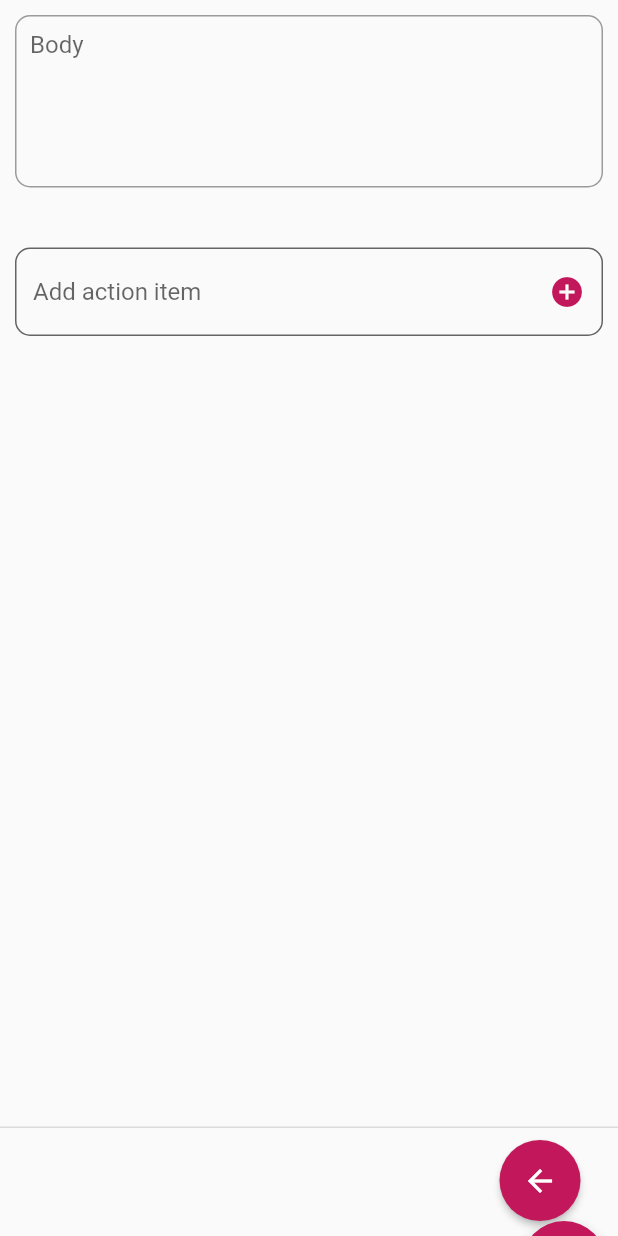
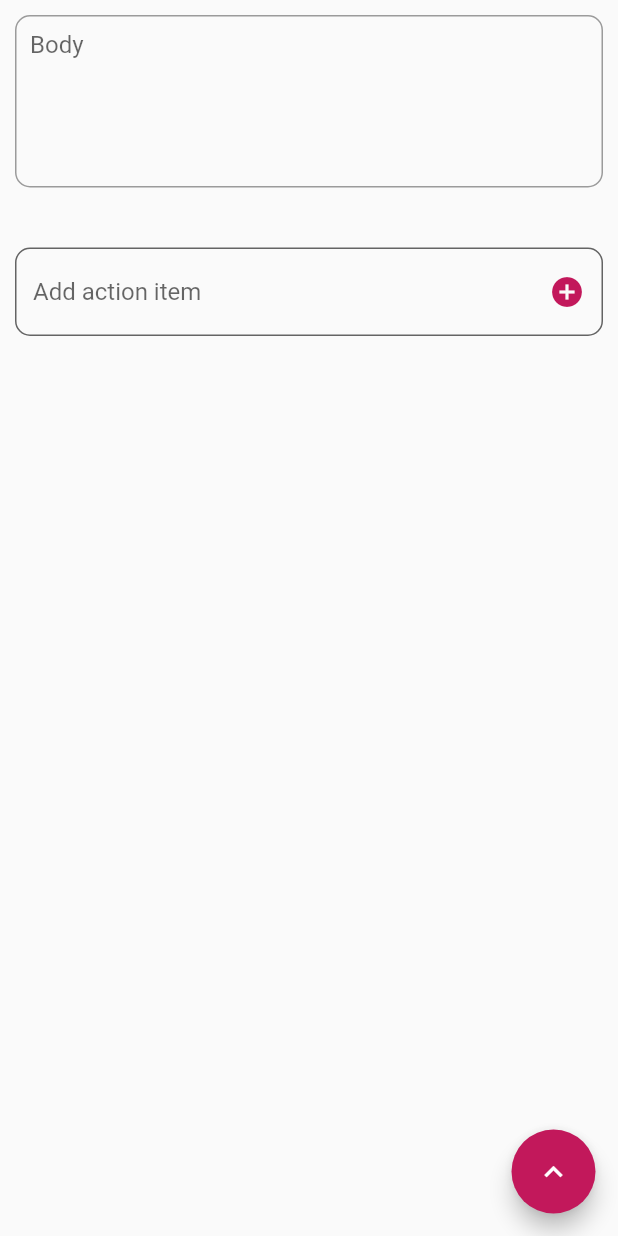
Before and after one commit to Olovan/PastMe, a Flutter app: the screen it shows after launch, after a tap on the "add" icon, on a phone screen of 412 x 824 dp. Run offline on Flutter 3.47's test engine with Material 2 defaults, Android fonts, the phone set to English and light mode, and no system bars; our stand-ins replace get_it, sqflite; accounts and stored records are empty; statements that could not run were skipped.

```diff
--- /dev/null
+++ b/lib/components/circle-raised-button.dart
@@ -0,0 +1,27 @@
+import 'package:flutter/material.dart';
+import 'package:flutter/widgets.dart';
+
+class CircleRaisedButton extends StatelessWidget {
+  final Widget child;
+  final Function onPressed;
+  final double padding;
+
+  CircleRaisedButton({this.child, this.onPressed, this.padding = 16});
+
+  @override
+  Widget build(context) {
+    return Container(
+      margin: EdgeInsets.symmetric(horizontal: 0),
+      width: padding * 2 + IconTheme.of(context).size,
+      child: RaisedButton(
+        shape: CircleBorder(),
+        elevation: 6, // Same elevation as FloatingActionButton default
+        color: Theme.of(context).colorScheme.secondary,
+        textColor: Theme.of(context).colorScheme.onSecondary,
+        child: child,
+        padding: EdgeInsets.all(padding),
+        onPressed: onPressed,
+      ),
+    );
+  }
+}
--- a/lib/components/speed-dial.dart
+++ b/lib/components/speed-dial.dart
@@ -1,24 +1,115 @@
+import 'package:flutter/material.dart';
+import 'package:flutter/widgets.dart';
+import 'package:past_me/components/circle-raised-button.dart';
 
-import 'package:flutter/widgets.dart';
-
-class SpeedDial extends StatefulWidget{
+class SpeedDial extends StatefulWidget {
   final List<Widget> expandedChildren;
+  final Widget child;
+  final double spacing;
 
   @override
   _SpeedDialState createState() => _SpeedDialState();
 
-  SpeedDial(this.expandedChildren);
+  SpeedDial(
+      {this.expandedChildren,
+      this.spacing = 60,
+      this.child = const SizedBox()});
 }
 
-class _SpeedDialState extends State<SpeedDial> {
+class _SpeedDialState extends State<SpeedDial>
+    with SingleTickerProviderStateMixin {
   bool expanded = false;
+  final double itemSpacing = 60;
+  final EdgeInsets buttonMargins = EdgeInsets.only(bottom: 15, right: 15);
+  final double backgroundOpacity = 0.7;
+  final Color backgroundColor = Colors.white;
+
+  AnimationController _controller;
+  Animation<double> _animation;
+  final Duration animationDuration = Duration(milliseconds: 250);
+
+  @override
+  void initState() {
+    _controller = AnimationController(duration: animationDuration, vsync: this);
+    _animation = Tween<double>(begin: 0, end: 1)
+        .animate(CurvedAnimation(parent: _controller, curve: Curves.easeIn))
+          ..addListener(
+              // Force the StatefulWidget to update as the animation plays
+              () => setState(() {}));
+    super.initState();
+  }
 
   @override
   Widget build(BuildContext context) {
-    return null;
+    return buildIcons(Icons.keyboard_arrow_up);
   }
 
-  Widget expandedRow() {
-    return null;
+  Widget buildIcons(IconData toggleIcon) {
+    List<Widget> buttons = List<Widget>.from(widget.expandedChildren)
+        .reversed // Reverse because positioning goes bottom - up
+        .toList()
+        .asMap() // Use a map so we can use index in mapping function
+        .map((i, w) => MapEntry<int, Widget>(
+            i,
+            Positioned(
+              child: addOpacityAnimation(w),
+              bottom: (i + 1) * itemSpacing * _animation.value +
+                  buttonMargins.bottom,
+              right: buttonMargins.right,
+            )))
+        .values
+        .toList();
+
+    // Background needs to be first so it's under all the buttons
+    buttons.insert(0, buildBackground());
+
+    // Child is behind background
+    buttons.insert(0, widget.child);
+
+    // We want to add it last so it is on top of all other widgets
+    buttons.add(Positioned(
+        child: buildToggleButton(toggleIcon),
+        bottom: buttonMargins.bottom,
+        right: buttonMargins.right));
+
+    return Stack(
+      fit: StackFit.expand,
+      children: buttons,
+    );
+  }
+
+  Widget buildToggleButton(IconData icon) {
+    return RotationTransition(
+        turns: Tween<double>(begin: 0, end: 0.5).animate(_controller),
+        child: CircleRaisedButton(onPressed: toggleExpand, child: Icon(icon)));
+  }
+
+  Widget addSizeAnimation(Widget base) {
+    return SizeTransition(child: base, sizeFactor: _animation);
+  }
+
+  Widget addOpacityAnimation(Widget base) {
+    return Opacity(opacity: _animation.value, child: base);
+  }
+
+  Widget buildBackground() {
+    Widget background = GestureDetector(
+        onTap: toggleExpand,
+        child: Container(
+          color:
+              backgroundColor.withOpacity(backgroundOpacity * _animation.value),
+        ));
+    if (!expanded) {
+      background =
+          IgnorePointer(child: background); // Ignore touches when minimized
+    }
+    return background;
+  }
+
+  void toggleExpand() {
+    setState(() {
+      this.expanded = !this.expanded;
+    });
+    this.expanded == true ? _controller.forward() : _controller.reverse();
   }
 }
--- a/lib/locator.dart
+++ b/lib/locator.dart
@@ -5,14 +5,16 @@ import 'package:past_me/services/action_item_sql_repository.dart';
 import 'package:past_me/services/note_repository.dart';
 import 'package:past_me/services/note_service.dart';
 import 'package:past_me/services/note_sql_repository.dart';
+import 'package:sqflite/sqflite.dart';
 
 import 'services/db_provider.dart';
 
 final locator = GetIt.instance;
 
 void setupLocator() {
-  locator.registerLazySingleton(() => DBProvider());
+  //locator.registerLazySingleton(() => DBProvider());
   locator.registerLazySingleton<NoteRepository>(() => NoteSqlRepository());
   locator.registerLazySingleton<ActionItemRepository>(() => ActionItemSqlRepository());
   locator.registerLazySingleton<NoteService>(() => NoteService());
+  locator.registerLazySingleton<Future<Database>>(() => DBProvider().db);
 }
--- a/lib/models/note.dart
+++ b/lib/models/note.dart
@@ -7,7 +7,7 @@ class Note {
   String body = "";
   List<NoteActionItem> actionItems = [];
 
-  Note({id, body, actionItems}) {
+  Note({int id, String body, List<NoteActionItem> actionItems}) {
     this.id = id;
     this.body = body ?? "";
     this.actionItems = actionItems ?? [];
@@ -18,6 +18,10 @@ class Note {
   @override
   String toString() {
     return "{ id: $id, body: $body, actionItems: [${_getActionItemsString()}] }";
+  }
+
+  bool operator == (other) {
+    return other is Note && other.toJson() == this.toJson();
   }
 
   static Note from(Note other) {
--- a/lib/pages/note-edit-page/note-edit-page.dart
+++ b/lib/pages/note-edit-page/note-edit-page.dart
@@ -1,6 +1,8 @@
 import 'package:flutter/cupertino.dart';
 import 'package:flutter/material.dart';
 import 'package:past_me/Events/note_event.dart';
+import 'package:past_me/components/circle-raised-button.dart';
+import 'package:past_me/components/speed-dial.dart';
 import 'package:past_me/locator.dart';
 import 'package:past_me/models/note.dart';
 import 'package:past_me/models/action_item.dart';
@@ -21,36 +23,17 @@ class NoteEditPage extends StatefulWidget {
 
 class _NoteEditPageState extends State<NoteEditPage> {
   String newActionItem = "";
-  TextEditingController _actionItemInputController =
-      new TextEditingController();
-  FocusNode _focusNode;
 
   _NoteEditPageState();
 
   final _formKey = GlobalKey<FormState>();
 
   @override
-  void initState() {
-    // Fix bug with invalid text selection upon clearing text via button
-    _focusNode = FocusNode();
-    super.initState();
-  }
-
-  @override
-  void dispose() {
-    _focusNode.dispose();
-    super.dispose();
-  }
-
-  @override
   Widget build(BuildContext context) {
     return Scaffold(
-        persistentFooterButtons: <Widget>[
-          buildBackButton(),
-          buildDeleteButton(),
-          buildSaveButton()
-        ],
-        body: SafeArea(
+        body: SpeedDial(
+            expandedChildren: buildSpeedDial(),
+            child: SafeArea(
               child: Form(
                 key: _formKey,
                 child: SingleChildScrollView(
@@ -72,7 +55,7 @@ class _NoteEditPageState extends State<NoteEditPage> {
                   ),
                 ),
               ),
-        ));
+            )));
   }
 
   String notNullOrEmptyValidator(String value) {
@@ -80,42 +63,6 @@ class _NoteEditPageState extends State<NoteEditPage> {
       return "Cannot be empty";
     }
     return null;
-  }
-
-  Widget buildBackButton() {
-    var theme = Theme.of(context);
-    return RaisedButton(
-      child: Padding(
-        padding: const EdgeInsets.all(15.0),
-        child: Icon(Icons.arrow_back, color: theme.colorScheme.onSecondary),
-      ),
-      color: theme.colorScheme.secondary,
-      shape: CircleBorder(),
-      onPressed: () {
-        Navigator.of(context).pop();
-      },
-    );
-  }
-
-  Widget buildDeleteButton() {
-    var theme = Theme.of(context);
-    return widget.note.id == null
-        ? Container(
-            height: 0,
-          )
-        : RaisedButton(
-            child: Padding(
-              padding: const EdgeInsets.all(15.0),
-              child: Icon(Icons.delete, color: theme.colorScheme.onSecondary),
-            ),
-            color: theme.colorScheme.secondary,
-            shape: CircleBorder(),
-            onPressed: () {
-              locator<NoteService>()
-                  .processEvent(NoteDeletedEvent(widget.note));
-              Navigator.of(context).pop();
-            },
-          );
   }
 
   Widget buildBodyField() {
@@ -142,10 +89,6 @@ class _NoteEditPageState extends State<NoteEditPage> {
     );
   }
 
-  String bodyFieldValidator(String value) {
-    return null; // Everything accepted for now
-  }
-
   Widget buildActionItems() {
     var actionItems = <Widget>[];
     for (int i = 0; i < widget.note?.actionItems?.length ?? 0; i++) {
@@ -159,7 +102,8 @@ class _NoteEditPageState extends State<NoteEditPage> {
 
   Widget buildActionItemTile(context, i) {
     var actionItem = widget.note.actionItems[i];
-    return ListTile(
+    return Dismissible(
+      child: ListTile(
           leading: Checkbox(
             value: actionItem.done,
             onChanged: (bool value) {
@@ -167,11 +111,31 @@ class _NoteEditPageState extends State<NoteEditPage> {
               setState(() {});
             },
           ),
-        title: Text("${widget.note.actionItems[i].description}"));
+          title: Text("${widget.note.actionItems[i].description}")),
+      key: Key(actionItem.id.toString()),
+      onDismissed: (direction) {
+        widget.note.actionItems.remove(actionItem);
+      },
+      background: Container(color: Colors.red, child: Icon(Icons.delete)),
+    );
+  }
+
+  List<Widget> buildSpeedDial() {
+    if (widget.note.id != null)
+      return [
+        buildBackButton(),
+        buildDeleteButton(),
+        buildSaveButton(),
+      ];
+    else
+      return [
+        buildBackButton(),
+        buildSaveButton(),
+      ];
   }
 
   Widget buildSaveButton() {
-    return FloatingActionButton(
+    return CircleRaisedButton(
         child: Icon(Icons.save),
         onPressed: () {
           if (_formKey.currentState.validate()) {
@@ -185,19 +149,27 @@ class _NoteEditPageState extends State<NoteEditPage> {
         });
   }
 
-  Widget buildSpeedDial() {
-    return Row(
-      mainAxisSize: MainAxisSize.min,
-      mainAxisAlignment: MainAxisAlignment.spaceAround,
-      children: <Widget>[
-        Container(
-          width: 10,
+  Widget buildDeleteButton() {
+    return widget.note.id == null
+        ? Container(
             height: 0,
-        ),
-        buildBackButton(),
-        buildDeleteButton(),
-        buildSaveButton(),
-      ],
+          )
+        : CircleRaisedButton(
+            child: Icon(Icons.delete),
+            onPressed: () {
+              locator<NoteService>()
+                  .processEvent(NoteDeletedEvent(widget.note));
+              Navigator.of(context).pop();
+            },
+          );
+  }
+
+  Widget buildBackButton() {
+    return CircleRaisedButton(
+      child: Icon(Icons.arrow_back),
+      onPressed: () {
+        Navigator.of(context).pop();
+      },
     );
   }
 }
--- a/lib/pages/note-list-page/note-list-page.dart
+++ b/lib/pages/note-list-page/note-list-page.dart
@@ -2,7 +2,9 @@ import 'package:flutter/cupertino.dart';
 import 'package:flutter/material.dart';
 import 'package:flutter/rendering.dart';
 import 'package:past_me/Events/note_event.dart';
+import 'package:past_me/components/circle-raised-button.dart';
 import 'package:past_me/components/preview-card.dart';
+import 'package:past_me/components/speed-dial.dart';
 import 'package:past_me/locator.dart';
 import 'package:past_me/models/note.dart';
 import 'package:past_me/pages/note-edit-page/note-edit-page.dart';
@@ -39,9 +41,10 @@ class _NoteListPageState extends State<NoteListPage> {
         scrollDirection: Axis.vertical,
         children: getCards(context, notes),
       ),
-      floatingActionButton: FloatingActionButton(
-          onPressed: () => editNote(context, Note()),
-          child: Icon(Icons.add)),
+      floatingActionButton: CircleRaisedButton(
+        child: Icon(Icons.add),
+        onPressed: () => editNote(context, Note()),
+      ),
     );
   }
 
--- a/lib/services/note_service.dart
+++ b/lib/services/note_service.dart
@@ -1,4 +1,5 @@
 import 'dart:async';
+import 'dart:developer';
 
 import 'package:past_me/locator.dart';
 import 'package:past_me/Events/note_event.dart';
@@ -6,21 +7,19 @@ import 'package:past_me/models/note.dart';
 import 'package:past_me/services/note_repository.dart';
 
 class NoteService {
+  NoteRepository _repo = locator<NoteRepository>();
+  List<Note> notes = [];
+  var _controller = new StreamController<List<Note>>();
+  Stream<List<Note>> get stream => _controller.stream;
   Sink<List<Note>> get _noteSink => _controller.sink;
 
-  NoteRepository _repo = locator<NoteRepository>();
-  var _controller = new StreamController<List<Note>>();
-  List<Note> notes = [];
-  Stream<List<Note>> get stream => _controller.stream;
-
-  processEvent(NoteEvent event) async {
-    logNoteEvent(event);
+  Future processEvent(NoteEvent event) async {
     if (event is NoteCreatedEvent) {
-          createNote(event.note);
+      await createNote(event.note);
     } else if (event is NoteDeletedEvent) {
-          deleteNote(event.note);
+      await deleteNote(event.note);
     } else if (event is NoteUpdatedEvent) {
-          updateNote(event.note);
+      await updateNote(event.note);
     } else {
       await reloadNotes();
     }
@@ -54,7 +53,13 @@ class NoteService {
     _noteSink.add(notes);
   }
 
-      void logNoteEvent(NoteEvent event) {
-        print(event.runtimeType.toString() + " : " + event?.note.toString() ?? "NULL");
+}
+
+class LoggingNoteService extends NoteService {
+  @override
+  Future processEvent(NoteEvent event) async {
+    log(event.runtimeType.toString() + " : " + event?.note.toString() ?? "NULL");
+    await super.processEvent(event);
+    log("Notes: " + notes.toString());
   }
 }
--- a/pubspec.yaml
+++ b/pubspec.yaml
@@ -20,8 +20,8 @@ dependencies:
   flutter:
     sdk: flutter
 
-  get_it:
-  sqflite:
+  get_it: ^3.0.1
+  sqflite: ^1.1.7
   path_provider:
   path:
 
@@ -32,6 +32,8 @@ dependencies:
 dev_dependencies:
   flutter_test:
     sdk: flutter
+  test:
+  mockito: ^4.1.1
 
 
 # For information on the generic Dart part of this file, see the
```
Also changed, not shown: lib/components/preview-card.dart (+14 -14 lines), lib/models/action_item.dart (+11 -0 lines), lib/services/action_item_sql_repository.dart (+6 -7 lines), lib/services/note_sql_repository.dart (+16 -17 lines), pubspec.lock, 4 other files. Lines whose indentation alone changed are shown as unchanged.
